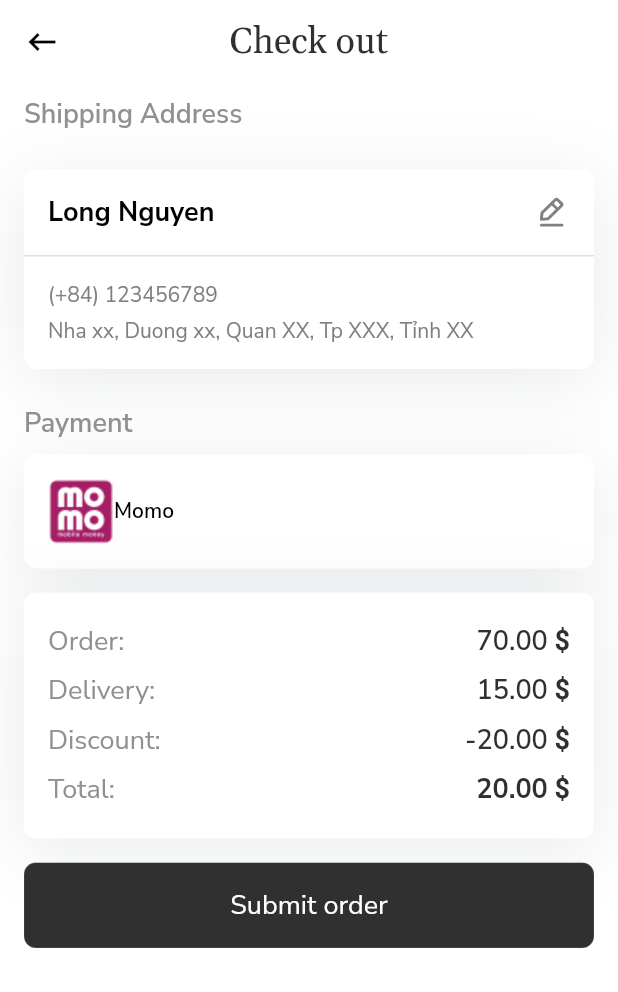
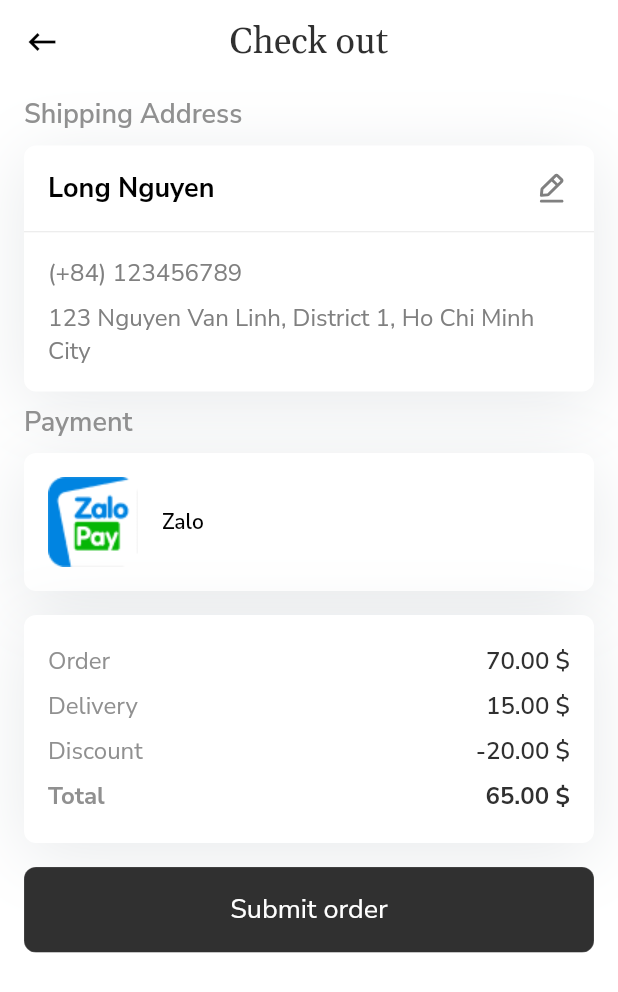
Before and after one commit to hahpuc/ShopApp-Mobile, a Flutter app: the CheckOutPage screen opened by its route, on a phone screen of 412 x 824 dp. Shown: the top 992 px of the screen. Run offline on Flutter 3.47's test engine with Material 2 defaults, Android fonts, the phone set to English and light mode, and no system bars; our stand-ins replace connectivity_plus, flutter_bloc, flutter_easyloading, flutter_svg, get_it, infinite_scroll_pagination and 3 more; accounts and stored records are empty; generated files the repository leaves out were written again.

Commit message:
[LongNT] Refactor Code

```diff
--- a/lib/app.dart
+++ b/lib/app.dart
@@ -63,7 +63,7 @@ class MyApp extends StatelessWidget {
               supportedLocales: S.delegate.supportedLocales,
               locale: state.locale,
               onGenerateRoute: Routes.generateRoute,
-              home: HomePage(),
+              home: BoardingPage(),
             );
           }),
     );
--- a/lib/configs/app_constants.dart
+++ b/lib/configs/app_constants.dart
@@ -11,3 +11,8 @@ class AppConstants {
   static const String kNamelNullError = "Please Enter your name";
   static const String kPhoneNumberNullError = "Please Enter your phone number";
 }
+
+class AppPayment {
+  static final zalo = 'Zalo';
+  static final momo = 'Momo';
+}
--- a/lib/presentation/pages/checkout/checkout_page.dart
+++ b/lib/presentation/pages/checkout/checkout_page.dart
@@ -1,12 +1,14 @@
 import 'package:flutter/material.dart';
+import 'package:furniture_shop/configs/app_constants.dart';
+import 'package:furniture_shop/generated/assets/assets.gen.dart';
 import 'package:furniture_shop/generated/assets/fonts.gen.dart';
-import 'package:furniture_shop/presentation/pages/checkout/widgets/card_shadow_widget.dart';
-import 'package:furniture_shop/presentation/pages/checkout/widgets/info_price_widget.dart';
-import 'package:furniture_shop/presentation/pages/checkout/widgets/payment_widget.dart';
-import 'package:furniture_shop/presentation/pages/checkout/widgets/shipping_address_widget.dart';
 import 'package:furniture_shop/presentation/widgets/base/custom_appbar.dart';
 import 'package:furniture_shop/presentation/widgets/base/custom_button.dart';
 import 'package:furniture_shop/presentation/widgets/base/custom_text.dart';
+import 'package:furniture_shop/presentation/widgets/card_shadow_widget.dart';
+import 'package:furniture_shop/presentation/widgets/horizontal_informations_widget.dart';
+import 'package:furniture_shop/presentation/widgets/payment_widget.dart';
+import 'package:furniture_shop/presentation/widgets/shipping_information_widget.dart';
 import 'package:furniture_shop/values/colors.dart';
 import 'package:furniture_shop/values/dimens.dart';
 import 'package:furniture_shop/values/font_sizes.dart';
@@ -87,11 +89,18 @@ class CheckOutPage extends StatelessWidget {
   }
 
   Widget _buildDetailShippingAddress() {
-    return ShippingAddressWidget();
+    return ShippingInformation(
+      name: 'Long Nguyen',
+      phoneNumber: '(+84) 123456789',
+      address: '123 Nguyen Van Linh, District 1, Ho Chi Minh City',
+    );
   }
 
   Widget __buildDetailPayment() {
-    return PaymentWidget();
+    return PaymentWidget(
+      namePayment: AppPayment.zalo,
+      icon: Assets.images.icZalo.image(),
+    );
   }
 
   Widget _buildInfoPrice() {
@@ -101,17 +110,22 @@ class CheckOutPage extends StatelessWidget {
       child: Column(
         crossAxisAlignment: CrossAxisAlignment.start,
         children: [
-          InfoPriceWidget(title: 'Order', price: 70),
-          InfoPriceWidget(title: 'Delivery', price: 15),
-          InfoPriceWidget(
+          HorizontalInformations(
+            title: 'Order',
+            value: '70.00 \$',
+          ),
+          HorizontalInformations(
+            title: 'Delivery',
+            value: '15.00 \$',
+          ),
+          HorizontalInformations(
             title: 'Discount',
-            price: 20,
-            discount: true,
+            value: '-20.00 \$',
           ),
-          InfoPriceWidget(
+          HorizontalInformations(
             title: 'Total',
-            price: 20,
-            fontWeight: FontWeight.w700,
+            value: '65.00 \$',
+            fontWeight: FontWeight.bold,
           ),
         ],
       ),
--- a/lib/presentation/pages/checkout/widgets/info_price_widget.dart
+++ /dev/null
@@ -1,66 +0,0 @@
-import 'package:flutter/material.dart';
-import 'package:furniture_shop/generated/assets/fonts.gen.dart';
-import 'package:furniture_shop/presentation/widgets/base/custom_text.dart';
-import 'package:furniture_shop/values/colors.dart';
-import 'package:furniture_shop/values/font_sizes.dart';
-
-class InfoPriceWidget extends StatelessWidget {
-  final String? title;
-  final double? price;
-  final FontWeight? fontWeight;
-  final bool? discount;
-  const InfoPriceWidget({
-    this.title = '',
-    this.price = 0.0,
-    this.fontWeight = FontWeight.w600,
-    this.discount = false,
-    Key? key,
-  }) : super(key: key);
-
-  @override
-  Widget build(BuildContext context) {
-    if (title!.isEmpty) return SizedBox.shrink();
-    return Padding(
-      padding: const EdgeInsets.symmetric(vertical: 4.0),
-      child: Row(
-        mainAxisAlignment: MainAxisAlignment.spaceBetween,
-        children: [
-          _buildTitle(),
-          _buildPrice(),
-        ],
-      ),
-    );
-  }
-
-  Widget _buildTitle() {
-    return CustomText(
-      '${title!}: ',
-      color: AppColor.colorGrey,
-      fontSize: FontSize.BIG,
-    );
-  }
-
-  Widget _buildPrice() {
-    return RichText(
-      text: TextSpan(
-        text: discount!
-            ? '-${price!.toStringAsFixed(2)}'
-            : '${price!.toStringAsFixed(2)}',
-        style: TextStyle(
-          fontSize: FontSize.BIG,
-          fontFamily: FontFamily.nutinoSans,
-          color: AppColor.colorPrimary,
-          fontWeight: fontWeight!,
-        ),
-        children: [
-          TextSpan(
-            text: ' \$',
-            style: TextStyle(
-              fontWeight: FontWeight.w700,
-            ),
-          ),
-        ],
-      ),
-    );
-  }
-}
--- a/lib/presentation/pages/checkout/widgets/shipping_address_widget.dart
+++ /dev/null
@@ -1,93 +0,0 @@
-import 'package:flutter/material.dart';
-import 'package:flutter_svg/svg.dart';
-import 'package:furniture_shop/generated/assets/assets.gen.dart';
-import 'package:furniture_shop/presentation/pages/checkout/widgets/card_shadow_widget.dart';
-import 'package:furniture_shop/presentation/widgets/base/custom_text.dart';
-import 'package:furniture_shop/values/colors.dart';
-import 'package:furniture_shop/values/dimens.dart';
-import 'package:furniture_shop/values/font_sizes.dart';
-
-class ShippingAddressWidget extends StatelessWidget {
-  final String? name;
-  final String? phoneNumber;
-  final String? address;
-
-  const ShippingAddressWidget({
-    this.name = 'Long Nguyen',
-    this.phoneNumber = '(+84) 123456789',
-    this.address = 'Nha xx, Duong xx, Quan XX, Tp XXX, Tỉnh XX',
-    Key? key,
-  }) : super(key: key);
-
-  @override
-  Widget build(BuildContext context) {
-    return CardShadowWidget(
-      margin: const EdgeInsets.symmetric(vertical: AppDimen.verticalSpacing),
-      child: Column(
-        crossAxisAlignment: CrossAxisAlignment.start,
-        children: [
-          _buildHeader(),
-          _buildDetailInfo(),
-        ],
-      ),
-    );
-  }
-
-  Widget _buildHeader() {
-    return Container(
-      padding: const EdgeInsets.all(AppDimen.verticalSpacing),
-      decoration: BoxDecoration(
-        border: Border(
-          bottom: BorderSide(
-            color: AppColor.colorGreyLight,
-          ),
-        ),
-      ),
-      child: Row(
-        mainAxisAlignment: MainAxisAlignment.spaceBetween,
-        children: [
-          CustomText(
-            name!,
-            fontSize: FontSize.BIG,
-            fontWeight: FontWeight.w700,
-            maxLine: 1,
-          ),
-          _buildButtonIcon(),
-        ],
-      ),
-    );
-  }
-
-  Widget _buildButtonIcon() {
-    return InkWell(
-      onTap: () {},
-      child: SvgPicture.asset(
-        Assets.images.icEditSvg.path,
-        height: 24.0,
-        width: 24.0,
-      ),
-    );
-  }
-
-  Widget _buildDetailInfo() {
-    return Padding(
-      padding: const EdgeInsets.all(AppDimen.verticalSpacing),
-      child: Column(
-        crossAxisAlignment: CrossAxisAlignment.start,
-        children: [
-          _buildTextInfo(phoneNumber),
-          const SizedBox(height: 5.0),
-          _buildTextInfo(address),
-        ],
-      ),
-    );
-  }
-
-  Widget _buildTextInfo(String? text) {
-    return CustomText(
-      text!,
-      fontSize: FontSize.SMALL,
-      color: AppColor.colorTextLight,
-    );
-  }
-}
--- a/lib/presentation/pages/order_detail/order_detail_page.dart
+++ b/lib/presentation/pages/order_detail/order_detail_page.dart
@@ -1,15 +1,17 @@
 import 'package:flutter/material.dart';
 import 'package:flutter_svg/svg.dart';
+import 'package:furniture_shop/configs/app_constants.dart';
 import 'package:furniture_shop/generated/assets/assets.gen.dart';
 import 'package:furniture_shop/generated/assets/fonts.gen.dart';
-import 'package:furniture_shop/presentation/pages/checkout/widgets/card_shadow_widget.dart';
-import 'package:furniture_shop/presentation/pages/checkout/widgets/info_price_widget.dart';
-import 'package:furniture_shop/presentation/pages/checkout/widgets/payment_widget.dart';
+import 'package:furniture_shop/presentation/widgets/card_shadow_widget.dart';
+import 'package:furniture_shop/presentation/widgets/horizontal_informations_widget.dart';
+import 'package:furniture_shop/presentation/widgets/payment_widget.dart';
 import 'package:furniture_shop/presentation/widgets/base/app_back_button.dart';
 import 'package:furniture_shop/presentation/widgets/base/custom_appbar.dart';
 import 'package:furniture_shop/presentation/widgets/base/custom_text.dart';
 import 'package:furniture_shop/presentation/widgets/base/footer_scroll_view.dart';
 import 'package:furniture_shop/presentation/widgets/primary_button.dart';
+import 'package:furniture_shop/presentation/widgets/shipping_information_widget.dart';
 import 'package:furniture_shop/presentation/widgets/time_line_view.dart';
 import 'package:furniture_shop/values/colors.dart';
 import 'package:furniture_shop/values/dimens.dart';
@@ -91,9 +93,9 @@ class _OrderDetailPageState extends State<OrderDetailPage> {
         ],
       ),
       SizedBox(height: AppDimen.verticalSpacing),
+      TimeLiveView(),
+      SizedBox(height: AppDimen.verticalSpacing),
       Divider(color: AppColor.indicator, height: 1.0),
-      SizedBox(height: AppDimen.verticalSpacing),
-      TimeLiveView(),
       SizedBox(height: AppDimen.verticalSpacing),
     ];
   }
@@ -111,47 +113,10 @@ class _OrderDetailPageState extends State<OrderDetailPage> {
         ],
       ),
       SizedBox(height: AppDimen.verticalSpacing),
-      CardShadowWidget(
-        padding: 0.0,
-        child: Column(
-          crossAxisAlignment: CrossAxisAlignment.start,
-          children: [
-            Container(
-              padding: const EdgeInsets.all(AppDimen.spacing_2),
-              child: Row(
-                mainAxisAlignment: MainAxisAlignment.spaceBetween,
-                children: [
-                  CustomText(
-                    'Long Nguyen',
-                    fontSize: FontSize.BIG,
-                    fontWeight: FontWeight.bold,
-                  ),
-                  SvgPicture.asset(
-                    Assets.images.icEditSvg.path,
-                    height: 24.0,
-                    width: 24.0,
-                  ),
-                ],
-              ),
-            ),
-            Divider(height: 1.0, color: AppColor.indicator),
-            SizedBox(height: AppDimen.verticalSpacing),
-            Container(
-              padding: const EdgeInsets.symmetric(
-                  horizontal: AppDimen.horizontalSpacing),
-              child: Column(
-                crossAxisAlignment: CrossAxisAlignment.start,
-                children: [
-                  CustomText('(+84) 123456789', color: AppColor.colorTextLight),
-                  SizedBox(height: AppDimen.spacing_1),
-                  CustomText('Nha xx, Duong xx, Quan XX, Tp XXX, Tỉnh XX',
-                      color: AppColor.colorTextLight)
-                ],
-              ),
-            ),
-            SizedBox(height: AppDimen.verticalSpacing),
-          ],
-        ),
+      ShippingInformation(
+        name: 'Long Nguyen',
+        phoneNumber: '(+84) 123456789',
+        address: '123 Nguyen Van Linh, District 1, Ho Chi Minh City',
       ),
     ];
   }
@@ -228,7 +193,10 @@ class _OrderDetailPageState extends State<OrderDetailPage> {
       SizedBox(height: AppDimen.verticalSpacing),
       Container(
         height: 75.0,
-        child: PaymentWidget(),
+        child: PaymentWidget(
+          namePayment: AppPayment.momo,
+          icon: Assets.images.icMomo.image(),
+        ),
       ),
     ];
   }
@@ -242,18 +210,26 @@ class _OrderDetailPageState extends State<OrderDetailPage> {
         child: Column(
           crossAxisAlignment: CrossAxisAlignment.start,
           children: [
-            InfoPriceWidget(title: 'Order ID', price: 70),
-            InfoPriceWidget(title: 'Order Time', price: 15),
-            InfoPriceWidget(title: 'Payment Time', price: 15),
-            InfoPriceWidget(
-              title: 'Ship time',
-              price: 20,
-              discount: true,
+            HorizontalInformations(
+              title: 'Order ID',
+              value: '210909T28121W6XD',
+              fontWeight: FontWeight.bold,
             ),
-            InfoPriceWidget(
+            HorizontalInformations(
+              title: 'Order Time',
+              value: '09-09-2021 21:09',
+            ),
+            HorizontalInformations(
+              title: 'Payment Time',
+              value: '09-09-2021 21:15',
+            ),
+            HorizontalInformations(
+              title: 'Shipping Time',
+              value: '11-09-2021 09:05',
+            ),
+            HorizontalInformations(
               title: 'Completed time',
-              price: 20,
-              fontWeight: FontWeight.w700,
+              value: '22-09-2021 11:03',
             ),
           ],
         ),
--- a/lib/presentation/pages/sign_in/sign_form.dart
+++ b/lib/presentation/pages/sign_in/sign_form.dart
@@ -87,12 +87,14 @@ class _SignFormState extends State<SignForm> {
                   child: PrimaryButton(
                     title: "SIGN IN",
                     onPressed: () {
-                      if (_formKey.currentState!.validate()) {
-                        _formKey.currentState!.save();
-                        // if all are valid then go to success screen
-                        //KeyboardUtil.hideKeyboard(context);
-                        //Navigator.pushNamed(context, LoginSuccessScreen.routeName);
-                      }
+                      Navigator.pushNamed(context, RoutePaths.HOME);
+
+                      //   if (_formKey.currentState!.validate()) {
+                      //     _formKey.currentState!.save();
+                      //     // if all are valid then go to success screen
+                      //     //KeyboardUtil.hideKeyboard(context);
+                      //     //Navigator.pushNamed(context, LoginSuccessScreen.routeName);
+                      //   }
                     },
                   ),
                 ),
--- /dev/null
+++ b/lib/presentation/widgets/horizontal_informations_widget.dart
@@ -0,0 +1,50 @@
+import 'package:flutter/material.dart';
+import 'package:furniture_shop/generated/assets/fonts.gen.dart';
+import 'package:furniture_shop/presentation/widgets/base/custom_text.dart';
+import 'package:furniture_shop/values/colors.dart';
+import 'package:furniture_shop/values/font_sizes.dart';
+
+class HorizontalInformations extends StatelessWidget {
+  final String? title;
+  final String? value;
+  final FontWeight? fontWeight;
+  const HorizontalInformations({
+    this.title,
+    this.value,
+    this.fontWeight,
+    Key? key,
+  }) : super(key: key);
+
+  @override
+  Widget build(BuildContext context) {
+    if (title!.isEmpty) return SizedBox.shrink();
+    return Padding(
+      padding: const EdgeInsets.symmetric(vertical: 4.0),
+      child: Row(
+        mainAxisAlignment: MainAxisAlignment.spaceBetween,
+        children: [
+          _buildTitle(),
+          _buildValue(),
+        ],
+      ),
+    );
+  }
+
+  Widget _buildTitle() {
+    return CustomText(
+      title ?? ' ',
+      color: AppColor.colorGrey,
+      fontSize: FontSize.MEDIUM,
+      fontWeight: this.fontWeight ?? FontWeight.w500,
+    );
+  }
+
+  Widget _buildValue() {
+    return CustomText(
+      value ?? ' ',
+      color: AppColor.colorPrimary,
+      fontSize: FontSize.MEDIUM,
+      fontWeight: this.fontWeight ?? FontWeight.w600,
+    );
+  }
+}
--- a/lib/presentation/pages/checkout/widgets/payment_widget.dart
+++ b/lib/presentation/widgets/payment_widget.dart
@@ -1,16 +1,18 @@
 import 'package:flutter/material.dart';
 import 'package:furniture_shop/generated/assets/assets.gen.dart';
-import 'package:furniture_shop/presentation/pages/checkout/widgets/card_shadow_widget.dart';
+import 'package:furniture_shop/presentation/widgets/card_shadow_widget.dart';
 import 'package:furniture_shop/presentation/widgets/base/custom_text.dart';
 import 'package:furniture_shop/values/font_sizes.dart';
 import '/values/dimens.dart';
 
 class PaymentWidget extends StatelessWidget {
   final String? namePayment;
+  final Image? icon;
 
   const PaymentWidget({
-    this.namePayment = 'Momo',
     Key? key,
+    this.namePayment,
+    this.icon,
   }) : super(key: key);
 
   @override
@@ -24,6 +26,7 @@ class PaymentWidget extends StatelessWidget {
         child: Row(
           children: [
             _buildIconPayment(),
+            SizedBox(width: AppDimen.horizontalSpacing),
             _buildNamePayment(),
           ],
         ),
@@ -33,7 +36,8 @@ class PaymentWidget extends StatelessWidget {
 
   Widget _buildIconPayment() {
     return Container(
-      child: Assets.images.icMomo.image(),
+      //   child: Assets.images.icMomo.image(),
+      child: icon,
     );
   }
 
--- /dev/null
+++ b/lib/presentation/widgets/shipping_information_widget.dart
@@ -0,0 +1,66 @@
+import 'package:flutter/material.dart';
+import 'package:flutter_svg/svg.dart';
+import 'package:furniture_shop/generated/assets/assets.gen.dart';
+import 'package:furniture_shop/values/colors.dart';
+import 'package:furniture_shop/values/dimens.dart';
+import 'package:furniture_shop/values/font_sizes.dart';
+
+import 'base/custom_text.dart';
+import 'card_shadow_widget.dart';
+
+class ShippingInformation extends StatelessWidget {
+  final String name;
+  final String phoneNumber;
+  final String address;
+  const ShippingInformation({
+    Key? key,
+    required this.name,
+    required this.phoneNumber,
+    required this.address,
+  }) : super(key: key);
+
+  @override
+  Widget build(BuildContext context) {
+    return CardShadowWidget(
+      padding: 0.0,
+      child: Column(
+        crossAxisAlignment: CrossAxisAlignment.start,
+        children: [
+          Container(
+            padding: const EdgeInsets.all(AppDimen.spacing_2),
+            child: Row(
+              mainAxisAlignment: MainAxisAlignment.spaceBetween,
+              children: [
+                CustomText(
+                  name,
+                  fontSize: FontSize.BIG,
+                  fontWeight: FontWeight.bold,
+                ),
+                SvgPicture.asset(
+                  Assets.images.icEditSvg.path,
+                  height: 24.0,
+                  width: 24.0,
+                ),
+              ],
+            ),
+          ),
+          Divider(height: 1.0, color: AppColor.indicator),
+          SizedBox(height: AppDimen.verticalSpacing),
+          Container(
+            padding: const EdgeInsets.symmetric(
+                horizontal: AppDimen.horizontalSpacing),
+            child: Column(
+              crossAxisAlignment: CrossAxisAlignment.start,
+              children: [
+                CustomText(phoneNumber, color: AppColor.colorTextLight),
+                SizedBox(height: AppDimen.spacing_1),
+                CustomText(address, color: AppColor.colorTextLight)
+              ],
+            ),
+          ),
+          SizedBox(height: AppDimen.verticalSpacing),
+        ],
+      ),
+    );
+  }
+}
--- a/lib/values/colors.dart
+++ b/lib/values/colors.dart
@@ -13,7 +13,7 @@ class AppColor {
 
   static const Color colorBoxShadowProfile = Color(0XFF8A959E);
   static const Color colorWhite = Color(0XFFFFFFFF);
-  static const Color indicator = Color(0xFF555555);
+  static const Color indicator = Color(0xFFE7E7E7);
 
   static const Color colorRatingStar = Color(0XFFFFCE31);
 
```
Also changed, not shown: lib/presentation/widgets/card_shadow_widget.dart (renamed from lib/presentation/pages/checkout/widgets/card_shadow_widget.dart).
